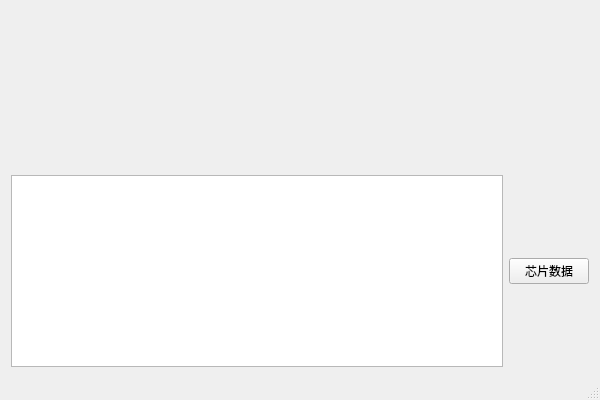
First picture: the form in CodeX/CodeX.ui, repository xxzl0130/CodeX, before the edit.
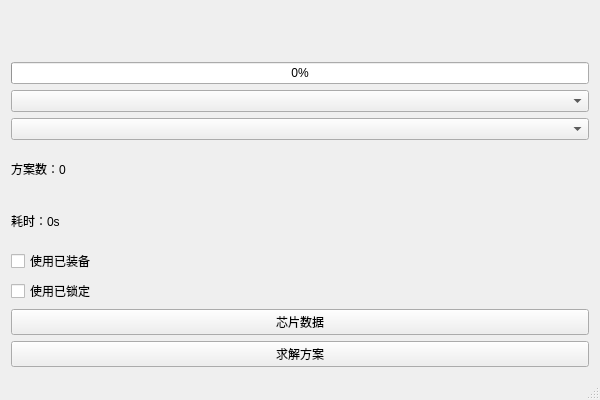
Second picture: the form after the edit. Custom widgets are drawn as their Qt base class.

Commit message: 完善ChipSolver

The edit to the form file:
```diff
--- a/CodeX/CodeX.ui
+++ b/CodeX/CodeX.ui
@@ -15,26 +15,73 @@
   </property>
   <widget class="QWidget" name="centralWidget">
    <layout class="QGridLayout" name="gridLayout">
-    <item row="0" column="0">
-     <widget class="ChipView" name="chipView" native="true"/>
-    </item>
-    <item row="1" column="0">
-     <widget class="QPlainTextEdit" name="plainTextEdit">
-      <property name="sizePolicy">
-       <sizepolicy hsizetype="Expanding" vsizetype="Preferred">
-        <horstretch>0</horstretch>
-        <verstretch>0</verstretch>
-       </sizepolicy>
+    <item row="4" column="1">
+     <widget class="QLabel" name="solveNumberLabel">
+      <property name="text">
+       <string>方案数：0</string>
       </property>
      </widget>
     </item>
     <item row="1" column="1">
+     <widget class="QProgressBar" name="progressBar">
+      <property name="value">
+       <number>0</number>
+      </property>
+      <property name="textVisible">
+       <bool>true</bool>
+      </property>
+      <property name="orientation">
+       <enum>Qt::Horizontal</enum>
+      </property>
+      <property name="textDirection">
+       <enum>QProgressBar::TopToBottom</enum>
+      </property>
+     </widget>
+    </item>
+    <item row="7" column="1">
+     <widget class="QCheckBox" name="useLockedCheckBox">
+      <property name="text">
+       <string>使用已锁定</string>
+      </property>
+     </widget>
+    </item>
+    <item row="6" column="1">
+     <widget class="QCheckBox" name="useEquippedCheckBox">
+      <property name="text">
+       <string>使用已装备</string>
+      </property>
+     </widget>
+    </item>
+    <item row="0" column="1">
+     <widget class="ChipView" name="chipView" native="true"/>
+    </item>
+    <item row="2" column="1">
+     <widget class="QComboBox" name="squadsComboBox"/>
+    </item>
+    <item row="3" column="1">
+     <widget class="QComboBox" name="configsComboBox"/>
+    </item>
+    <item row="8" column="1">
      <widget class="QPushButton" name="chipDataButton">
       <property name="text">
        <string>芯片数据</string>
       </property>
      </widget>
     </item>
+    <item row="9" column="1">
+     <widget class="QPushButton" name="solveButton">
+      <property name="text">
+       <string>求解方案</string>
+      </property>
+     </widget>
+    </item>
+    <item row="5" column="1">
+     <widget class="QLabel" name="timeLabel">
+      <property name="text">
+       <string>耗时：0s</string>
+      </property>
+     </widget>
+    </item>
    </layout>
   </widget>
   <widget class="QStatusBar" name="statusBar"/>
```
The commit also changes 8 other files.
